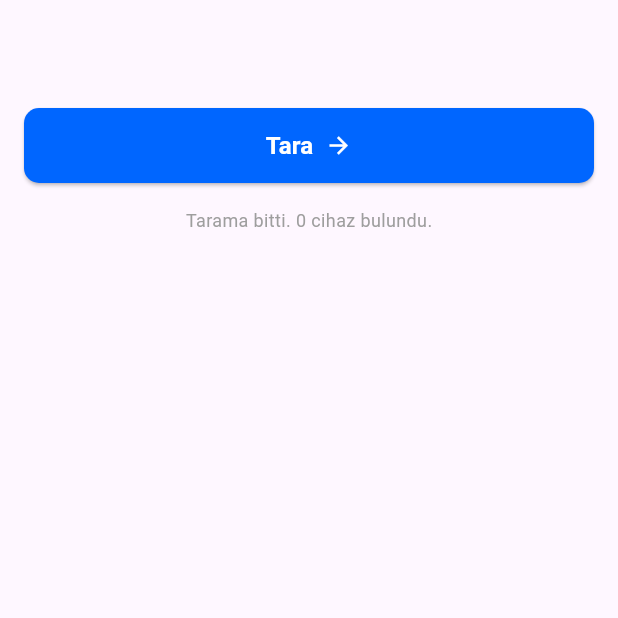
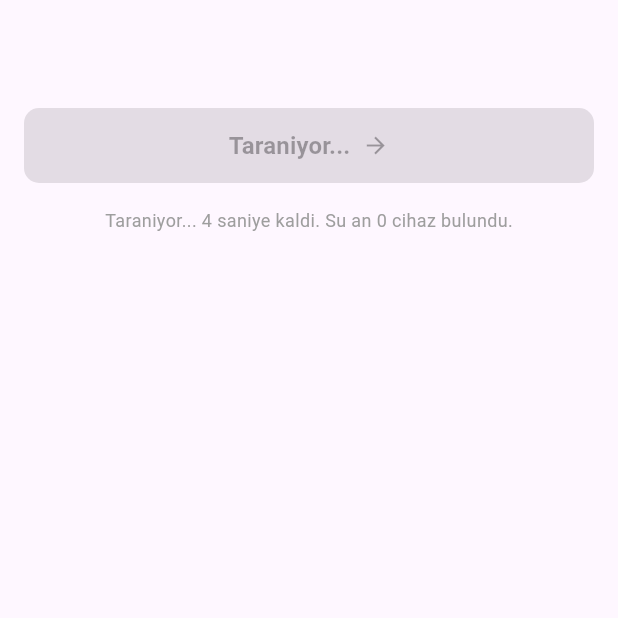
Before and after one commit to iicakici/ios, a Flutter app: the screen it shows after launch, after a tap on "Tara", on a phone screen of 412 x 824 dp, the top half of it. Run offline on Flutter 3.47's test engine with Material 3 defaults, Android fonts, the phone set to English and light mode, and no system bars; our stand-ins replace flutter_blue_plus.

Commit message:
Gercek 5 saniye bekleme mantigi eklendi

```diff
--- a/lib/main.dart
+++ b/lib/main.dart
@@ -66,16 +66,26 @@ class _BleScanPageState extends State<BleScanPage> {
       });
 
       setState(() {
-        statusText = "Tarama basliyor...";
+        statusText = "Tarama basladi, 5 saniye bekleniyor...";
       });
 
-      await FlutterBluePlus.startScan(timeout: const Duration(seconds: 5));
+      await FlutterBluePlus.startScan();
+
+      // Gercekten 5 saniye bekle (plugin startScan'i hemen dondurebiliyor)
+      for (int i = 5; i > 0; i--) {
+        if (!mounted) break;
+        setState(() {
+          statusText = "Taraniyor... $i saniye kaldi. Su an ${scanResults.length} cihaz bulundu.";
+        });
+        await Future.delayed(const Duration(seconds: 1));
+      }
+
+      await FlutterBluePlus.stopScan();
 
       setState(() {
         statusText = "Tarama bitti. ${scanResults.length} cihaz bulundu.";
       });
 
-      await Future.delayed(const Duration(milliseconds: 500));
       sub.cancel();
     } catch (e, stack) {
       setState(() {
```
